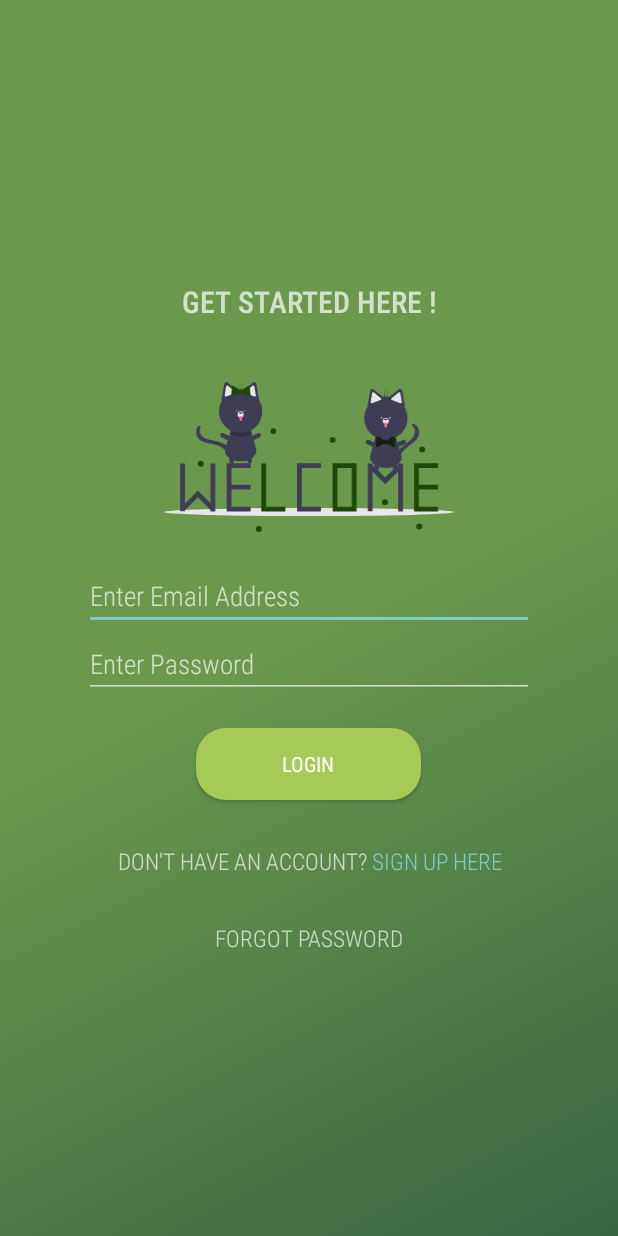
After one commit to heavykenny/charismaticapp, an Android app: the LoginActivity screen opened directly, with no data from a screen before it, on a phone screen of 412 x 824 dp. The commit adds this screen. Run offline under Robolectric (Android 15) with nearby library versions, the phone set to English and light mode, and no system bars.

Commit message:
Implementing login and register screens

```diff
--- a/app/src/main/java/com/example/charismaticapp/HomeScreenActivity.java
+++ b/app/src/main/java/com/example/charismaticapp/ui/HomeScreenActivity.java
@@ -1,8 +1,10 @@
-package com.example.charismaticapp;
+package com.example.charismaticapp.ui;
 
 import androidx.appcompat.app.AppCompatActivity;
 
 import android.os.Bundle;
+
+import com.example.charismaticapp.R;
 
 public class HomeScreenActivity extends AppCompatActivity {
 
--- /dev/null
+++ b/app/src/main/java/com/example/charismaticapp/ui/LoginActivity.java
@@ -0,0 +1,50 @@
+package com.example.charismaticapp.ui;
+
+import android.content.Intent;
+import android.os.Bundle;
+import android.text.SpannableString;
+import android.text.Spanned;
+import android.text.TextPaint;
+import android.text.method.LinkMovementMethod;
+import android.text.style.ClickableSpan;
+import android.view.View;
+import android.widget.TextView;
+
+import androidx.appcompat.app.AppCompatActivity;
+
+import com.example.charismaticapp.R;
+
+public class LoginActivity extends AppCompatActivity {
+
+    @Override
+    protected void onCreate(Bundle savedInstanceState) {
+        super.onCreate(savedInstanceState);
+        setContentView(R.layout.activity_login);
+
+        TextView txtSignedUp = findViewById(R.id.txtSignedUp);
+        SpannableString spannableString = new SpannableString("Don't have an account? Sign up here");
+
+        ClickableSpan clickableSpan = new ClickableSpan() {
+            @Override
+            public void onClick(View widget) {
+                // Handle click event
+                Intent intent = new Intent(LoginActivity.this, RegisterActivity.class);
+                intent.addFlags(Intent.FLAG_ACTIVITY_REORDER_TO_FRONT);
+                startActivity(intent);
+            }
+
+            @Override
+            public void updateDrawState(TextPaint ds) {
+                super.updateDrawState(ds);
+                ds.setUnderlineText(false); // Remove underline
+            }
+        };
+
+        // Set the clickable span on the text
+        spannableString.setSpan(clickableSpan, 23, 35, Spanned.SPAN_EXCLUSIVE_EXCLUSIVE);
+
+        // Set the SpannableString on the TextView
+        txtSignedUp.setText(spannableString);
+        txtSignedUp.setMovementMethod(LinkMovementMethod.getInstance());
+    }
+}
--- /dev/null
+++ b/app/src/main/res/drawable/rounded_button.xml
@@ -0,0 +1,5 @@
+<?xml version="1.0" encoding="utf-8"?>
+<shape xmlns:android="http://schemas.android.com/apk/res/android">
+    <corners  android:radius="20dp"/>
+    <solid android:color="@color/yellow_green"></solid>
+</shape>
--- /dev/null
+++ b/app/src/main/res/drawable/signup_welcome.xml
@@ -0,0 +1,163 @@
+<vector xmlns:android="http://schemas.android.com/apk/res/android"
+    android:width="889.08dp"
+    android:height="459.38dp"
+    android:viewportWidth="889.08"
+    android:viewportHeight="459.38">
+  <path
+      android:pathData="M0,398.17a444.54,12.43 0,1 0,889.08 0a444.54,12.43 0,1 0,-889.08 0z"
+      android:fillColor="#e6e6e6"/>
+  <path
+      android:pathData="M681.45,263.43c-0.56,0.01 -1.12,0.02 -1.69,0.02s-1.13,-0.01 -1.69,-0.02c-29.76,-0.68 -51.33,-19.27 -45.84,-38.78l13.39,-47.59 3.38,-12.04 59.98,1.02 3.64,11.78 14.35,46.37C733.04,243.81 711.47,262.75 681.45,263.43Z"
+      android:fillColor="#3f3d56"/>
+  <path
+      android:fillColor="#FF000000"
+      android:pathData="M712.62,177.83a66.2,66.2 0,0 1,-67 -0.76l3.38,-12.04 59.98,1.02Z"
+      android:strokeAlpha="0.2"
+      android:fillAlpha="0.2"/>
+  <path
+      android:pathData="M710.09,226.23c2.59,-9.66 11.11,-23.59 34.99,-40.38 41.65,-29.29 16.8,-51.26 15.73,-52.18 -2.26,-1.93 -1.92,-4.1 0.78,-4.84a11.22,11.22 0,0 1,9.03 2.1c1.35,1.12 32.46,27.68 -14.54,60.73 -42.3,29.75 -33.3,49.17 -33.2,49.36 1.13,2.08 -0.68,3.74 -4.06,3.72s-7.04,-1.72 -8.18,-3.8C710.39,240.51 707.67,235.22 710.09,226.23Z"
+      android:fillColor="#3f3d56"/>
+  <path
+      android:pathData="M652.07,270.37a6.92,6.92 0,0 1,-6.92 -6.92L645.15,233.46a6.92,6.92 0,0 1,13.84 0v29.99A6.92,6.92 0,0 1,652.07 270.37Z"
+      android:fillColor="#3f3d56"/>
+  <path
+      android:pathData="M658.14,199.17a6.92,6.92 0,0 1,-9.18 3.39l-27.24,-12.53a6.92,6.92 0,0 1,5.78 -12.57l27.24,12.53A6.92,6.92 0,0 1,658.14 199.17Z"
+      android:fillColor="#3f3d56"/>
+  <path
+      android:pathData="M701.37,199.17a6.92,6.92 0,0 0,9.18 3.39l27.24,-12.53a6.92,6.92 0,0 0,-5.78 -12.57l-27.24,12.53A6.92,6.92 0,0 0,701.37 199.17Z"
+      android:fillColor="#3f3d56"/>
+  <path
+      android:pathData="M707.43,270.37a6.92,6.92 0,0 0,6.92 -6.92L714.35,233.46a6.92,6.92 0,1 0,-13.84 0v29.99A6.92,6.92 0,0 0,707.43 270.37Z"
+      android:fillColor="#3f3d56"/>
+  <path
+      android:pathData="M736.36,76.22a6.81,6.81 0,0 0,1.37 -5.41l-3.77,-22.16 -3.77,-22.16a6.91,6.91 0,0 0,-11.23 -4.16L701.66,36.68l-10.43,8.64a65.69,65.69 0,0 0,-21.05 -0.32l-10.04,-8.32 -17.31,-14.34a6.91,6.91 0,0 0,-11.23 4.16l-3.77,22.16 -3.77,22.16a6.84,6.84 0,0 0,0.3 3.47,66.12 66.12,0 1,0 111.97,1.93Z"
+      android:fillColor="#3f3d56"/>
+  <path
+      android:pathData="M641.11,31.42a3.45,3.45 0,0 0,-1.2 0.22,3.39 3.39,0 0,0 -2.18,2.64L633.16,61.14a3.42,3.42 0,0 0,4.56 3.78l25.55,-9.48a3.42,3.42 0,0 0,0.99 -5.84l-0,-0 -20.99,-17.39A3.39,3.39 0,0 0,641.11 31.42Z"
+      android:fillColor="#e6e6e6"/>
+  <path
+      android:pathData="M720.7,31.42a3.39,3.39 0,0 0,-2.17 0.79l-20.99,17.39a3.42,3.42 0,0 0,0.99 5.84l25.55,9.48a3.42,3.42 0,0 0,4.56 -3.78l-4.57,-26.87a3.39,3.39 0,0 0,-2.18 -2.64A3.45,3.45 0,0 0,720.7 31.42Z"
+      android:fillColor="#e6e6e6"/>
+  <path
+      android:pathData="M679.75,119.66m-9.23,0a9.23,9.23 0,1 1,18.45 0a9.23,9.23 0,1 1,-18.45 0"
+      android:fillColor="#e6e6e6"/>
+  <path
+      android:pathData="M673.6,115.04a6.15,2.31 0,1 0,12.3 0a6.15,2.31 0,1 0,-12.3 0z"
+      android:fillColor="#3f3d56"/>
+  <path
+      android:pathData="M675.14,125.04H683.6a0,0 0,0 1,0 0v10.38a4.23,4.23 0,0 1,-4.23 4.23h0a4.23,4.23 0,0 1,-4.23 -4.23V125.04a0,0 0,0 1,0 0Z"
+      android:fillColor="#ff6584"/>
+  <path
+      android:pathData="M680.27,20.38c-0.44,0.92 -0.87,1.85 -1.28,2.8a65.82,65.82 0,0 0,-4.65 35.34c0.87,-1.26 1.78,-2.56 2.7,-3.89A65.78,65.78 0,0 1,680.27 20.38Z"
+      android:fillColor="#3f3d56"/>
+  <path
+      android:pathData="M687.19,28.84c-0.44,0.92 -0.87,1.85 -1.28,2.8A65.82,65.82 0,0 0,681.26 66.98c0.87,-1.26 1.78,-2.56 2.7,-3.89A65.78,65.78 0,0 1,687.19 28.84Z"
+      android:fillColor="#3f3d56"/>
+  <path
+      android:pathData="M708.52,194.89l-0.97,-12.4 -0.97,-12.4a3.83,3.83 0,0 0,-5.98 -2.85l-10.25,7.04 -7.48,5.14a5.1,5.1 0,0 0,-7.75 0l-7.48,-5.14L657.38,167.24a3.83,3.83 0,0 0,-5.98 2.85l-0.97,12.4 -0.97,12.4a3.83,3.83 0,0 0,5.46 3.75l11.22,-5.35 9.22,-4.4a5.1,5.1 0,0 0,7.26 0l9.22,4.4 11.22,5.35A3.83,3.83 0,0 0,708.52 194.89Z"
+      android:fillColor="#172112"/>
+  <path
+      android:pathData="M667.45,109.66m-2.31,0a2.31,2.31 0,1 1,4.61 0a2.31,2.31 0,1 1,-4.61 0"
+      android:fillColor="#e6e6e6"/>
+  <path
+      android:pathData="M692.06,109.66m-2.31,0a2.31,2.31 0,1 1,4.61 0a2.31,2.31 0,1 1,-4.61 0"
+      android:fillColor="#e6e6e6"/>
+  <path
+      android:pathData="M233.43,243.05c0.56,0.01 1.12,0.02 1.69,0.02s1.13,-0.01 1.69,-0.02c29.76,-0.68 51.33,-19.27 45.84,-38.78l-13.39,-47.59L265.87,144.64l-59.98,1.02 -3.64,11.78 -14.35,46.37C181.83,223.43 203.4,242.38 233.43,243.05Z"
+      android:fillColor="#3f3d56"/>
+  <path
+      android:fillColor="#FF000000"
+      android:pathData="M202.25,157.45a66.2,66.2 0,0 0,67 -0.76L265.87,144.64l-59.98,1.02Z"
+      android:strokeAlpha="0.2"
+      android:fillAlpha="0.2"/>
+  <path
+      android:pathData="M197.5,200.21c-6.47,-7.62 -20.13,-16.56 -48.9,-21.53 -50.18,-8.66 -37.12,-39.14 -36.54,-40.43 1.22,-2.71 -0.01,-4.53 -2.77,-4.04a11.22,11.22 0,0 0,-7.27 5.77c-0.74,1.59 -17.49,38.91 39.13,48.67 50.96,8.79 51.14,30.19 51.13,30.4 -0.14,2.36 2.22,3.09 5.26,1.62s5.63,-4.57 5.76,-6.93C203.33,213.25 203.53,207.31 197.5,200.21Z"
+      android:fillColor="#3f3d56"/>
+  <path
+      android:pathData="M262.8,249.99a6.92,6.92 0,0 0,6.92 -6.92L269.72,213.08a6.92,6.92 0,0 0,-13.84 0v29.99A6.92,6.92 0,0 0,262.8 249.99Z"
+      android:fillColor="#3f3d56"/>
+  <path
+      android:pathData="M256.73,178.79a6.92,6.92 0,0 0,9.18 3.39l27.24,-12.53a6.92,6.92 0,1 0,-5.78 -12.57l-27.24,12.53A6.92,6.92 0,0 0,256.73 178.79Z"
+      android:fillColor="#3f3d56"/>
+  <path
+      android:pathData="M213.5,178.79a6.92,6.92 0,0 1,-9.18 3.39l-27.24,-12.53a6.92,6.92 0,1 1,5.78 -12.57l27.24,12.53A6.92,6.92 0,0 1,213.5 178.79Z"
+      android:fillColor="#3f3d56"/>
+  <path
+      android:pathData="M207.44,249.99a6.92,6.92 0,0 1,-6.92 -6.92L200.52,213.08a6.92,6.92 0,0 1,13.84 0v29.99A6.92,6.92 0,0 1,207.44 249.99Z"
+      android:fillColor="#3f3d56"/>
+  <path
+      android:pathData="M290.48,53.91a6.84,6.84 0,0 0,0.3 -3.47l-3.77,-22.16 -3.77,-22.16a6.91,6.91 0,0 0,-11.23 -4.16l-17.31,14.34L244.68,24.62a65.69,65.69 0,0 0,-21.05 0.32l-10.43,-8.64 -17.31,-14.34a6.91,6.91 0,0 0,-11.23 4.16L180.91,28.28l-3.77,22.16a6.81,6.81 0,0 0,1.37 5.41,66.14 66.14,0 1,0 111.97,-1.93Z"
+      android:fillColor="#3f3d56"/>
+  <path
+      android:pathData="M271.59,11.83 L250.6,29.22l-0,0a3.42,3.42 0,0 0,0.99 5.84l25.55,9.48a3.42,3.42 0,0 0,4.56 -3.78l-4.57,-26.87a3.39,3.39 0,0 0,-2.18 -2.64,3.45 3.45,0 0,0 -1.2,-0.22A3.39,3.39 0,0 0,271.59 11.83Z"
+      android:fillColor="#e6e6e6"/>
+  <path
+      android:pathData="M192.96,11.26a3.39,3.39 0,0 0,-2.18 2.64l-4.57,26.87a3.42,3.42 0,0 0,4.56 3.78l25.55,-9.48a3.42,3.42 0,0 0,0.99 -5.84l-20.99,-17.39a3.39,3.39 0,0 0,-2.17 -0.79A3.45,3.45 0,0 0,192.96 11.26Z"
+      android:fillColor="#e6e6e6"/>
+  <path
+      android:pathData="M235.12,99.28m-9.23,0a9.23,9.23 0,1 1,18.45 0a9.23,9.23 0,1 1,-18.45 0"
+      android:fillColor="#e6e6e6"/>
+  <path
+      android:pathData="M228.97,94.66a6.15,2.31 0,1 0,12.3 0a6.15,2.31 0,1 0,-12.3 0z"
+      android:fillColor="#3f3d56"/>
+  <path
+      android:pathData="M235.5,119.27l-0,-0A4.23,4.23 0,0 1,231.27 115.04l-0,-10.38a0,0 0,0 1,-0 -0l8.46,-0a0,0 0,0 1,-0 -0L239.73,115.04A4.23,4.23 0,0 1,235.5 119.27Z"
+      android:fillColor="#ff6584"/>
+  <path
+      android:pathData="M234.6,0c0.44,0.92 0.87,1.85 1.28,2.8a65.82,65.82 0,0 1,4.65 35.34c-0.87,-1.26 -1.78,-2.56 -2.7,-3.89A65.78,65.78 0,0 0,234.6 0Z"
+      android:fillColor="#3f3d56"/>
+  <path
+      android:pathData="M227.68,8.46c0.44,0.92 0.87,1.85 1.28,2.8a65.82,65.82 0,0 1,4.65 35.34c-0.87,-1.26 -1.78,-2.56 -2.7,-3.89A65.77,65.77 0,0 0,227.68 8.46Z"
+      android:fillColor="#3f3d56"/>
+  <path
+      android:pathData="M206.35,39.95l0.97,-12.4 0.97,-12.4a3.83,3.83 0,0 1,5.98 -2.85l10.25,7.04 7.48,5.14a5.1,5.1 0,0 1,7.75 0l7.48,-5.14 10.25,-7.04a3.83,3.83 0,0 1,5.98 2.85l0.97,12.4 0.97,12.4a3.83,3.83 0,0 1,-5.46 3.75L248.74,38.34l-9.22,-4.4a5.1,5.1 0,0 1,-7.26 0l-9.22,4.4L211.81,43.7A3.83,3.83 0,0 1,206.35 39.95Z"
+      android:fillColor="#1e4809"/>
+  <path
+      android:pathData="M245.11,89.28c0,1.27 1.03,0 2.31,0s2.31,1.27 2.31,0a2.31,2.31 0,0 0,-4.61 0Z"
+      android:fillColor="#e6e6e6"/>
+  <path
+      android:pathData="M225.12,89.28c0,1.27 -1.03,0 -2.31,0s-2.31,1.27 -2.31,0a2.31,2.31 0,0 1,4.61 0Z"
+      android:fillColor="#e6e6e6"/>
+  <path
+      android:pathData="M481.05,263.45l0,-14.66l-73.31,0l0,0.92l0,13.75l0,118.22l0,14.66l14.66,0l58.65,0l0,-14.66l-58.65,0l0,-118.22l58.65,0z"
+      android:fillColor="#3f3d56"/>
+  <path
+      android:pathData="M516.79,248.79L516.79,396.33h73.31L590.1,248.79ZM575.44,381.67h-43.99L531.45,263.45h43.99Z"
+      android:fillColor="#1e4809"/>
+  <path
+      android:pathData="M313.34,381.67l0,-131.97l-14.66,0l0,131.97l0,14.66l14.66,0l58.65,0l0,-14.66l-58.65,0z"
+      android:fillColor="#1e4809"/>
+  <path
+      android:pathData="M265.69,263.45l0,-14.66l-73.31,0l0,0.92l0,13.75l0,51.32l0,14.66l0,52.24l0,14.66l14.66,0l58.65,0l0,-14.66l-58.65,0l0,-52.24l58.65,0l0,-14.66l-58.65,0l0,-51.32l58.65,0z"
+      android:fillColor="#3f3d56"/>
+  <path
+      android:pathData="M839.37,263.45l0,-14.66l-73.31,0l0,0.92l0,13.75l0,51.32l0,14.66l0,52.24l0,14.66l14.66,0l58.65,0l0,-14.66l-58.65,0l0,-52.24l58.65,0l0,-14.66l-58.65,0l0,-51.32l58.65,0z"
+      android:fillColor="#1e4809"/>
+  <path
+      android:pathData="M142.89,249.71l0,121.19l-38.66,-38.66l-0.09,0.09l-0.08,-0.08l-39.52,39.52l0,-122.51l-14.66,0l0,146.63l14.66,0l0,-3.38l39.61,-39.61l38.74,38.74l0,4.71l14.66,0l0,-146.63l-14.66,0z"
+      android:fillColor="#3f3d56"/>
+  <path
+      android:pathData="M717.49,249.71l0,3.38l-39.61,39.61l-38.74,-38.74l0,-4.71l-14.66,0l0,146.63l14.66,0l0,-121.19l38.66,38.66l0.09,-0.09l0.08,0.08l39.52,-39.52l0,122.51l14.66,0l0,-146.63l-14.66,0z"
+      android:fillColor="#3f3d56"/>
+  <path
+      android:pathData="M335.08,150.38m-9,0a9,9 0,1 1,18 0a9,9 0,1 1,-18 0"
+      android:fillColor="#1e4809"/>
+  <path
+      android:pathData="M113.08,250.38m-9,0a9,9 0,1 1,18 0a9,9 0,1 1,-18 0"
+      android:fillColor="#1e4809"/>
+  <path
+      android:pathData="M291.08,450.38m-9,0a9,9 0,1 1,18 0a9,9 0,1 1,-18 0"
+      android:fillColor="#1e4809"/>
+  <path
+      android:pathData="M517.08,177.38m-9,0a9,9 0,1 1,18 0a9,9 0,1 1,-18 0"
+      android:fillColor="#1e4809"/>
+  <path
+      android:pathData="M782.08,442.38m-9,0a9,9 0,1 1,18 0a9,9 0,1 1,-18 0"
+      android:fillColor="#1e4809"/>
+  <path
+      android:pathData="M791.08,206.38m-9,0a9,9 0,1 1,18 0a9,9 0,1 1,-18 0"
+      android:fillColor="#1e4809"/>
+  <path
+      android:pathData="M677.08,368.38m-9,0a9,9 0,1 1,18 0a9,9 0,1 1,-18 0"
+      android:fillColor="#1e4809"/>
+</vector>
--- a/app/src/main/res/layout/activity_home_screen.xml
+++ b/app/src/main/res/layout/activity_home_screen.xml
@@ -4,7 +4,7 @@
     xmlns:tools="http://schemas.android.com/tools"
     android:layout_width="match_parent"
     android:layout_height="match_parent"
-    tools:context=".HomeScreenActivity"
+    tools:context=".ui.HomeScreenActivity"
     android:gravity="center"
     android:orientation="vertical">
 
--- /dev/null
+++ b/app/src/main/res/layout/activity_login.xml
@@ -0,0 +1,82 @@
+<?xml version="1.0" encoding="utf-8"?>
+<LinearLayout xmlns:android="http://schemas.android.com/apk/res/android"
+    xmlns:app="http://schemas.android.com/apk/res-auto"
+    xmlns:tools="http://schemas.android.com/tools"
+    android:layout_width="match_parent"
+    android:layout_height="match_parent"
+    android:background="@drawable/background1"
+    android:gravity="center"
+    android:orientation="vertical"
+    tools:context=".ui.LoginActivity">
+
+    <TextView
+        android:id="@+id/txtLogin"
+        android:layout_width="match_parent"
+        android:layout_height="wrap_content"
+        android:layout_marginBottom="40dp"
+        android:fontFamily="sans-serif-condensed-light"
+        android:gravity="center"
+        android:text="get started here !"
+        android:textAllCaps="true"
+        android:textSize="20sp"
+        android:textStyle="bold" />
+
+    <ImageView
+        android:layout_width="match_parent"
+        android:layout_height="100dp"
+        android:layout_marginLeft="20dp"
+        android:layout_marginRight="20dp"
+        android:src="@drawable/signup_welcome"
+        app:layout_constraintStart_toStartOf="parent"
+        app:layout_constraintTop_toTopOf="parent"
+        android:layout_marginBottom="20dp"/>
+
+    <EditText
+        android:id="@+id/edtEmail"
+        android:layout_width="300dp"
+        android:layout_height="wrap_content"
+        android:ems="10"
+        android:fontFamily="sans-serif-condensed-light"
+        android:hint="Enter Email Address"
+        android:inputType="textEmailAddress" />
+
+    <EditText
+        android:id="@+id/edtPassword"
+        android:layout_width="300dp"
+        android:layout_height="wrap_content"
+        android:ems="10"
+        android:fontFamily="sans-serif-condensed-light"
+        android:hint="Enter Password"
+        android:inputType="textPassword" />
+
+    <Button
+        android:id="@+id/btnLogin"
+        android:layout_width="150dp"
+        android:layout_height="wrap_content"
+        android:layout_marginTop="20dp"
+        android:background="@drawable/rounded_button"
+        android:fontFamily="sans-serif-condensed"
+        android:text="Login" />
+
+    <TextView
+        android:id="@+id/txtSignedUp"
+        android:layout_width="match_parent"
+        android:layout_height="wrap_content"
+        android:layout_marginTop="30dp"
+        android:fontFamily="sans-serif-condensed-light"
+        android:gravity="center"
+        android:text="@string/account_register"
+        android:textAllCaps="true"
+        android:textSize="15sp"
+        android:clickable="true"/>
+
+    <TextView
+        android:layout_width="match_parent"
+        android:layout_height="wrap_content"
+        android:layout_marginTop="30dp"
+        android:fontFamily="sans-serif-condensed-light"
+        android:gravity="center"
+        android:text="Forgot Password"
+        android:textAllCaps="true"
+        android:textSize="15sp" />
+</LinearLayout>
--- a/app/src/main/res/values/strings.xml
+++ b/app/src/main/res/values/strings.xml
@@ -7,4 +7,6 @@
     <string name="onboarding1">onboarding1</string>
     <string name="onboarding2">onboarding2</string>
     <string name="onboarding3">onboarding3</string>
+    <string name="account_login">Already have an account? Login in here</string>
+    <string name="account_register">Don\'t have an account? Sign up here</string>
 </resources>
--- a/build.gradle
+++ b/build.gradle
@@ -1,5 +1,5 @@
 // Top-level build file where you can add configuration options common to all sub-projects/modules.
 plugins {
-    id 'com.android.application' version '8.1.0-alpha06' apply false
-    id 'com.android.library' version '8.1.0-alpha06' apply false
+    id 'com.android.application' version '8.1.0-alpha07' apply false
+    id 'com.android.library' version '8.1.0-alpha07' apply false
 }
```
Also changed, not shown: app/src/main/AndroidManifest.xml (+7 -1 lines), app/src/main/java/com/example/charismaticapp/MainActivity.java (+8 -4 lines), app/src/main/java/com/example/charismaticapp/ui/RegisterActivity.java (added, +50 -0 lines), app/src/main/res/drawable/signup_register.xml (added, +84 -0 lines), app/src/main/res/layout/activity_register.xml (added, +96 -0 lines).
